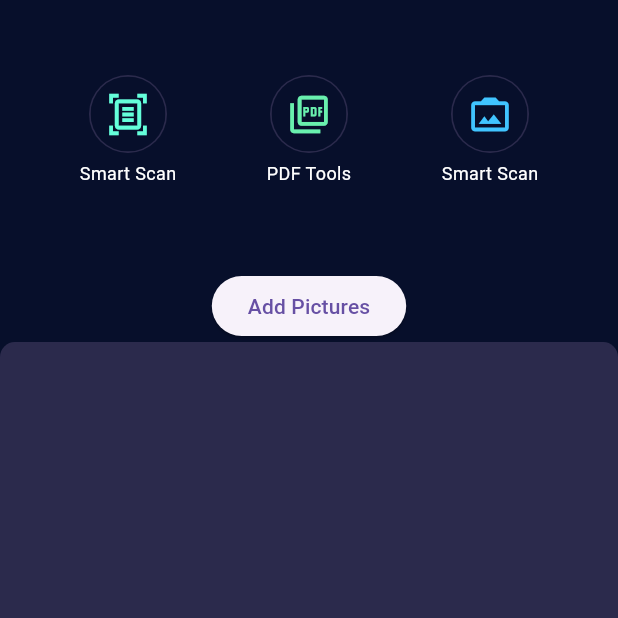
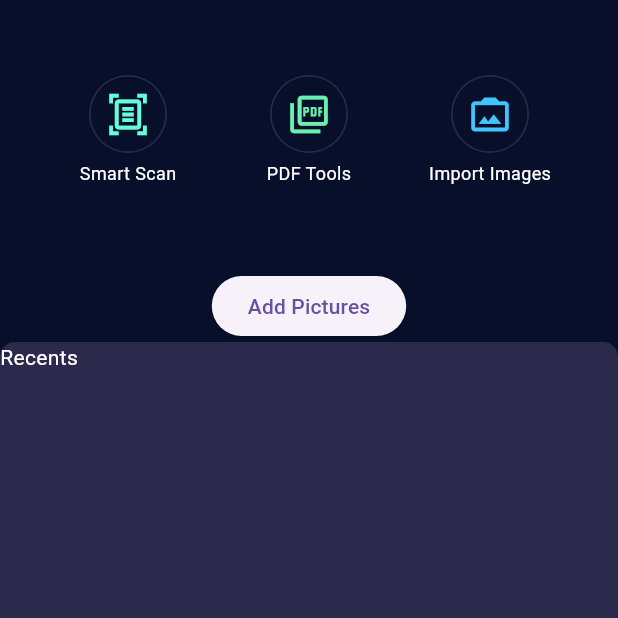
Before and after one commit to nazrul78/ScanPro, a Flutter app: the screen it shows after launch, on a phone screen of 412 x 824 dp, the top half of it. Run offline on Flutter 3.47's test engine with Material 3 defaults, Android fonts, the phone set to English and light mode, and no system bars; our stand-ins replace get; missing offline and left inert: cunning_document_scanner.

Commit message:
Added Recents option.

```diff
--- a/lib/src/pages/main_page.dart
+++ b/lib/src/pages/main_page.dart
@@ -132,7 +132,7 @@ class MainPage extends StatelessWidget {
                                 ),
                                 SizedBox(height: 5),
                                 const Text(
-                                  'Smart Scan',
+                                  'Import Images',
                                   style: TextStyle(
                                     fontSize: 12,
                                     color: Colors.white,
@@ -168,6 +168,17 @@ class MainPage extends StatelessWidget {
                   borderRadius: BorderRadius.only(
                       topLeft: Radius.circular(10),
                       topRight: Radius.circular(10))),
+              child: Column(
+                children: [
+                  Align(
+                    alignment: Alignment.topLeft,
+                    child: Text(
+                      'Recents',
+                      style: TextStyle(color: AppTheme.white),
+                    ),
+                  )
+                ],
+              ),
             )
           ],
         ),
```
